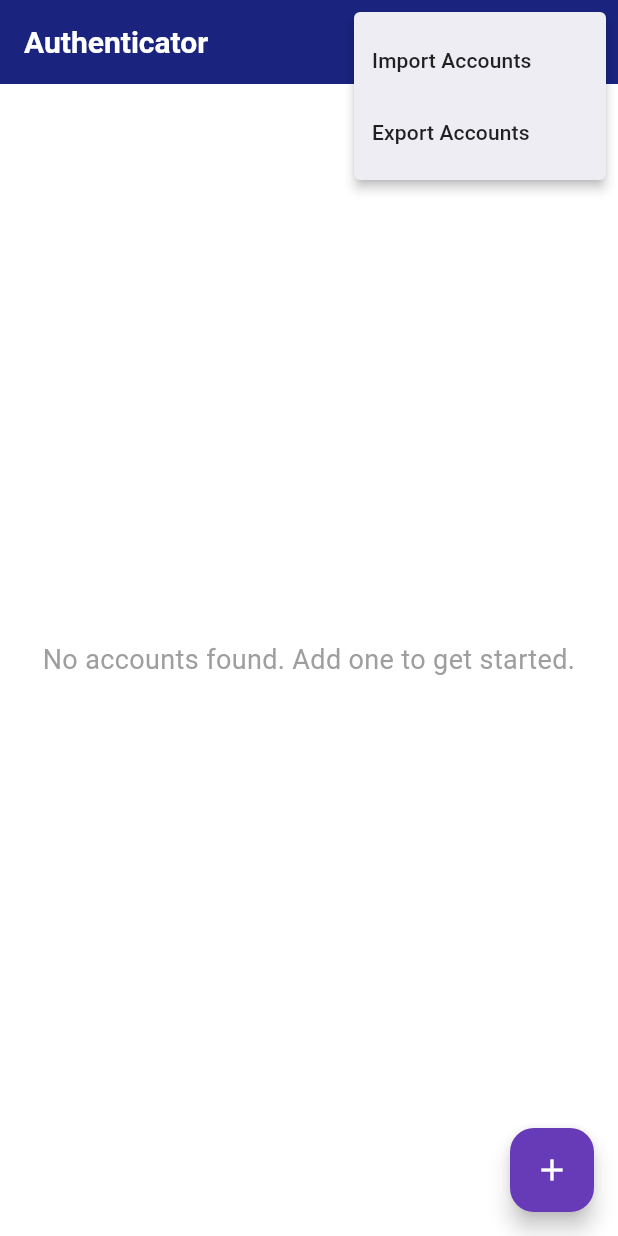
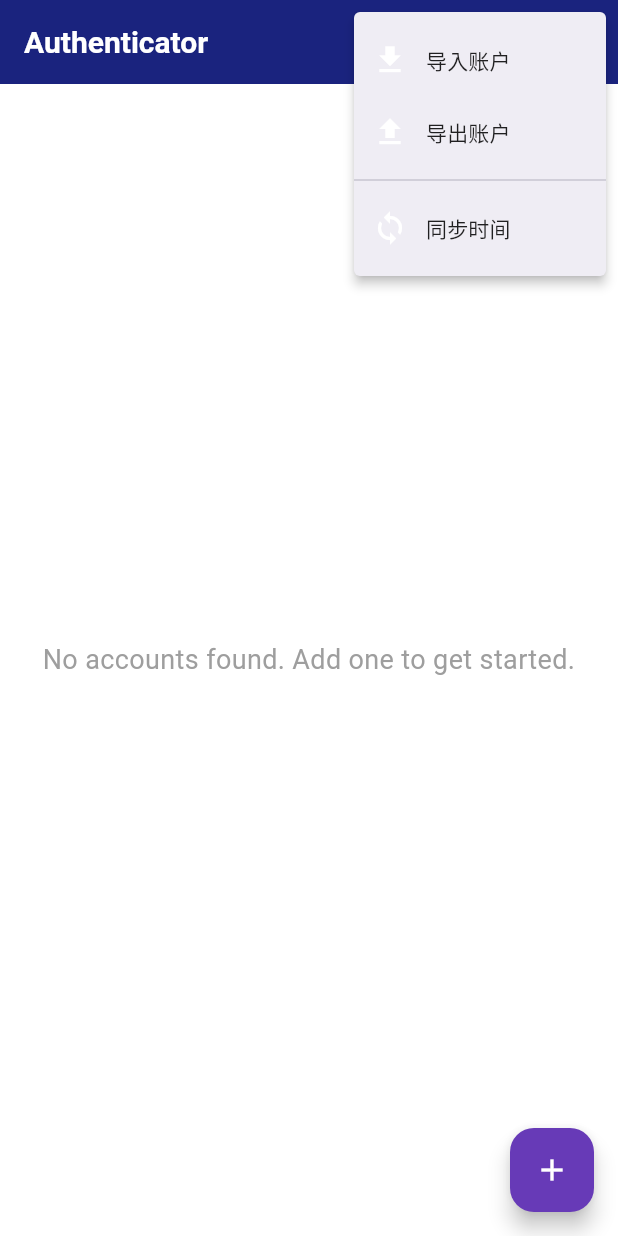
Before and after one commit to shaoyun/MyKeyVault, a Flutter app: the screen it shows after launch, after a tap on the "more vert" icon, on a phone screen of 412 x 824 dp. Run offline on Flutter 3.47's test engine with Material 3 defaults, Android fonts, the phone set to English and light mode, and no system bars; our stand-ins replace file_picker, freezed_annotation, share_plus, shared_preferences; missing offline and left inert: mobile_scanner, otp; network calls fail.

Commit message:
在 AndroidManifest.xml 中添加 INTERNET 权限；在主函数中初始化时间同步功能；在主页添加时间同步选项，并实现时间同步逻辑；在手动输入屏幕中调整布局以改善用户体验；在账户列表项中使用同步后的时间戳生成 OTP。

```diff
--- a/lib/main.dart
+++ b/lib/main.dart
@@ -2,11 +2,17 @@ import 'package:flutter/material.dart';
 import 'package:provider/provider.dart';
 import 'package:myapp/providers/account_provider.dart';
 import 'package:myapp/screens/home_screen.dart'; // 将 MyHomePage 改名为 HomeScreen
+import 'package:myapp/utils/time_sync.dart';
 
 void main() async {
   WidgetsFlutterBinding.ensureInitialized();
+
+  // 初始化账户提供者
   final accountProvider = AccountProvider();
   await accountProvider.loadAccounts();
+
+  // 尝试同步网络时间（不阻塞应用启动）
+  TimeSync.syncTime();
 
   runApp(
     ChangeNotifierProvider(
--- a/lib/screens/home_screen.dart
+++ b/lib/screens/home_screen.dart
@@ -8,6 +8,7 @@ import 'package:myapp/providers/account_provider.dart';
 import 'package:myapp/screens/qr_scanner_screen.dart';
 import 'package:myapp/screens/manual_input_screen.dart';
 import 'package:myapp/widgets/account_list_item.dart';
+import 'package:myapp/utils/time_sync.dart';
 import 'package:provider/provider.dart';
 import 'package:share_plus/share_plus.dart';
 
@@ -30,6 +31,56 @@ class HomeScreen extends StatelessWidget {
     if (filePath != null) {
       await Share.shareXFiles([XFile(filePath)],
           text: 'TOTP Accounts Export');
+    }
+  }
+
+  Future<void> _syncTime(BuildContext context) async {
+    // 显示加载对话框
+    showDialog(
+      context: context,
+      barrierDismissible: false,
+      builder: (context) => const AlertDialog(
+        content: Row(
+          children: [
+            CircularProgressIndicator(),
+            SizedBox(width: 20),
+            Text('正在同步时间...'),
+          ],
+        ),
+      ),
+    );
+
+    final success = await TimeSync.syncTime();
+
+    if (context.mounted) {
+      Navigator.pop(context); // 关闭加载对话框
+
+      final info = TimeSync.getTimeDifferenceInfo();
+
+      showDialog(
+        context: context,
+        builder: (context) => AlertDialog(
+          title: Text(success ? '时间同步成功' : '时间同步失败'),
+          content: Column(
+            mainAxisSize: MainAxisSize.min,
+            crossAxisAlignment: CrossAxisAlignment.start,
+            children: [
+              Text(success ? '网络时间已同步' : '使用本地时间'),
+              if (success && info['timeDifferenceSeconds'] != 0)
+                Text('时间差: ${info['timeDifferenceSeconds']}秒'),
+              const SizedBox(height: 8),
+              Text('当前同步时间: ${info['syncedTime']}',
+                   style: const TextStyle(fontSize: 12)),
+            ],
+          ),
+          actions: [
+            TextButton(
+              onPressed: () => Navigator.pop(context),
+              child: const Text('确定'),
+            ),
+          ],
+        ),
+      );
     }
   }
 
@@ -117,16 +168,41 @@ class HomeScreen extends StatelessWidget {
                 _importAccounts(context);
               } else if (value == 'export') {
                 _exportAccounts(context);
+              } else if (value == 'sync_time') {
+                _syncTime(context);
               }
             },
             itemBuilder: (BuildContext context) => <PopupMenuEntry<String>>[
               const PopupMenuItem<String>(
                 value: 'import',
-                child: Text('Import Accounts'),
+                child: Row(
+                  children: [
+                    Icon(Icons.file_download),
+                    SizedBox(width: 12),
+                    Text('导入账户'),
+                  ],
+                ),
               ),
               const PopupMenuItem<String>(
                 value: 'export',
-                child: Text('Export Accounts'),
+                child: Row(
+                  children: [
+                    Icon(Icons.file_upload),
+                    SizedBox(width: 12),
+                    Text('导出账户'),
+                  ],
+                ),
+              ),
+              const PopupMenuDivider(),
+              const PopupMenuItem<String>(
+                value: 'sync_time',
+                child: Row(
+                  children: [
+                    Icon(Icons.sync),
+                    SizedBox(width: 12),
+                    Text('同步时间'),
+                  ],
+                ),
               ),
             ],
           ),
--- a/lib/screens/manual_input_screen.dart
+++ b/lib/screens/manual_input_screen.dart
@@ -112,7 +112,7 @@ class _ManualInputScreenState extends State<ManualInputScreen> {
           ),
         ],
       ),
-      body: Padding(
+      body: SingleChildScrollView(
         padding: const EdgeInsets.all(16.0),
         child: Form(
           key: _formKey,
@@ -225,7 +225,7 @@ class _ManualInputScreenState extends State<ManualInputScreen> {
                   ),
                 ),
               ),
-              const Spacer(),
+              const SizedBox(height: 32),
               ElevatedButton(
                 onPressed: _isLoading ? null : _saveAccount,
                 style: ElevatedButton.styleFrom(
@@ -247,6 +247,7 @@ class _ManualInputScreenState extends State<ManualInputScreen> {
                       )
                     : const Text('保存账户'),
               ),
+              const SizedBox(height: 32), // 底部额外间距
             ],
           ),
         ),
--- /dev/null
+++ b/lib/utils/time_sync.dart
@@ -0,0 +1,157 @@
+import 'dart:convert';
+import 'dart:io';
+import 'package:flutter/foundation.dart';
+
+class TimeSync {
+  static DateTime? _serverTime;
+  static DateTime? _localTime;
+  static Duration? _timeDifference;
+
+  /// 获取同步后的时间戳（毫秒）
+  static int getSyncedTimestamp() {
+    if (_timeDifference != null) {
+      // 使用同步后的时间
+      return DateTime.now().add(_timeDifference!).toUtc().millisecondsSinceEpoch;
+    }
+    // 回退到本地UTC时间
+    return DateTime.now().toUtc().millisecondsSinceEpoch;
+  }
+
+  /// 获取同步后的UTC秒时间戳
+  static int getSyncedTimestampSeconds() {
+    return getSyncedTimestamp() ~/ 1000;
+  }
+
+  /// 同步网络时间
+  static Future<bool> syncTime() async {
+    try {
+      // 尝试多个时间服务器
+      final servers = [
+        'timeapi.io',
+        'time.is',
+        'ntp.pool',
+      ];
+
+      for (final server in servers) {
+        if (await _syncFromServer(server)) {
+          if (kDebugMode) {
+            print('Time synced successfully from $server');
+            if (_timeDifference != null) {
+              print('Time difference: ${_timeDifference!.inSeconds} seconds');
+            }
+          }
+          return true;
+        }
+      }
+
+      if (kDebugMode) {
+        print('Failed to sync time from all servers, using local time');
+      }
+      return false;
+    } catch (e) {
+      if (kDebugMode) {
+        print('Time sync error: $e');
+      }
+      return false;
+    }
+  }
+
+  /// 从指定服务器同步时间
+  static Future<bool> _syncFromServer(String server) async {
+    try {
+      final client = HttpClient();
+      client.connectionTimeout = const Duration(seconds: 5);
+
+      HttpClientRequest request;
+      String url;
+
+      switch (server) {
+        case 'timeapi.io':
+          url = 'http://timeapi.io/api/Time/current/zone?timeZone=UTC';
+          break;
+        case 'time.is':
+          url = 'https://time.is/Unix_time_now';
+          break;
+        case 'ntp.pool':
+          // 使用本地时间，但添加NTP服务器是为了将来扩展
+          _localTime = DateTime.now().toUtc();
+          _serverTime = _localTime;
+          _timeDifference = Duration.zero;
+          return true;
+        default:
+          return false;
+      }
+
+      final uri = Uri.parse(url);
+      request = await client.getUrl(uri);
+      final response = await request.close();
+
+      if (response.statusCode == 200) {
+        final responseBody = await response.transform(utf8.decoder).join();
+
+        // time.is返回的是HTML而不是JSON
+        if (server == 'time.is') {
+          // 处理HTML响应
+          final regex = RegExp(r'id="unix_time">(\d+)<');
+          final match = regex.firstMatch(responseBody);
+          if (match != null && match.groupCount >= 1) {
+            final unixTime = int.parse(match.group(1)!);
+            final serverTime = DateTime.fromMillisecondsSinceEpoch(unixTime * 1000, isUtc: true);
+            _localTime = DateTime.now().toUtc();
+            _serverTime = serverTime;
+            _timeDifference = _serverTime!.difference(_localTime!);
+            client.close();
+            return true;
+          }
+          client.close();
+          return false;
+        }
+
+        // 其他服务器返回JSON
+        final data = jsonDecode(responseBody);
+
+        DateTime? serverTime;
+
+        // 只处理timeapi.io，time.is已经在前面处理过了
+        if (server == 'timeapi.io') {
+          serverTime = DateTime.parse(data['dateTime']);
+        }
+
+        if (serverTime != null) {
+          _localTime = DateTime.now().toUtc();
+          _serverTime = serverTime.toUtc();
+          _timeDifference = _serverTime!.difference(_localTime!);
+
+          client.close();
+          return true;
+        }
+      }
+
+      client.close();
+      return false;
+    } catch (e) {
+      if (kDebugMode) {
+        print('Error syncing from $server: $e');
+      }
+      return false;
+    }
+  }
+
+  /// 获取时间差信息（用于调试）
+  static Map<String, dynamic> getTimeDifferenceInfo() {
+    return {
+      'hasTimeDifference': _timeDifference != null,
+      'timeDifferenceSeconds': _timeDifference?.inSeconds ?? 0,
+      'serverTime': _serverTime?.toIso8601String(),
+      'localTime': _localTime?.toIso8601String(),
+      'syncedTime': DateTime.fromMillisecondsSinceEpoch(getSyncedTimestamp()).toUtc().toIso8601String(),
+    };
+  }
+
+  /// 重置时间同步
+  static void reset() {
+    _serverTime = null;
+    _localTime = null;
+    _timeDifference = null;
+  }
+}
```
Also changed, not shown: lib/widgets/account_list_item.dart (+15 -7 lines), 1 other file.
